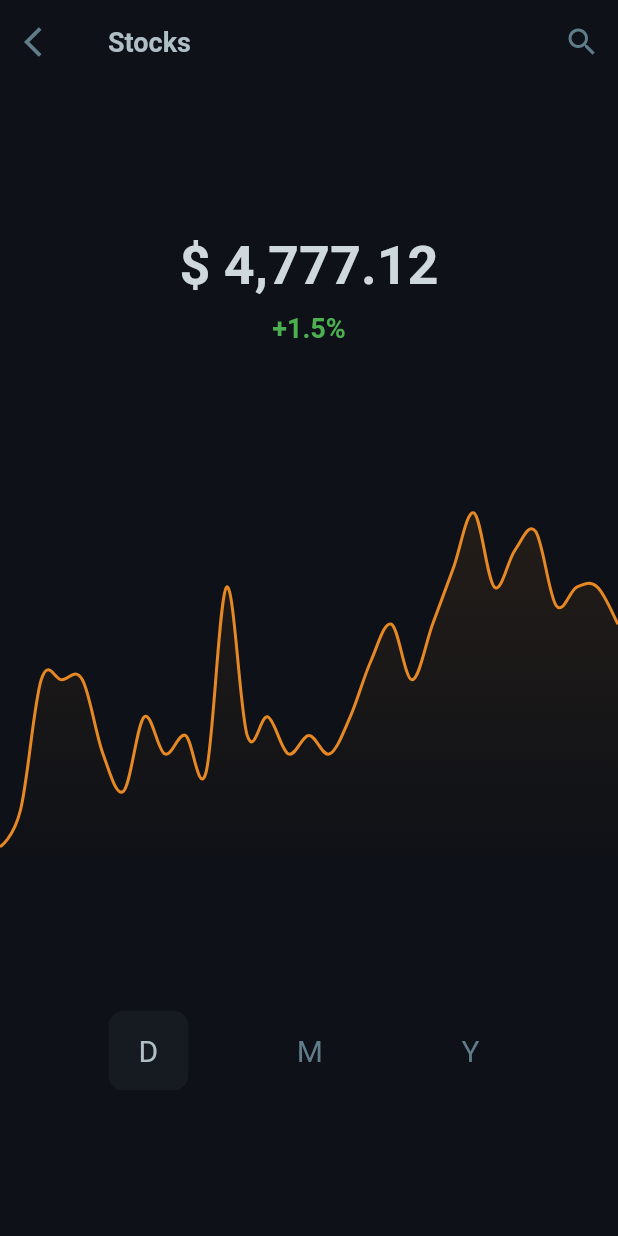
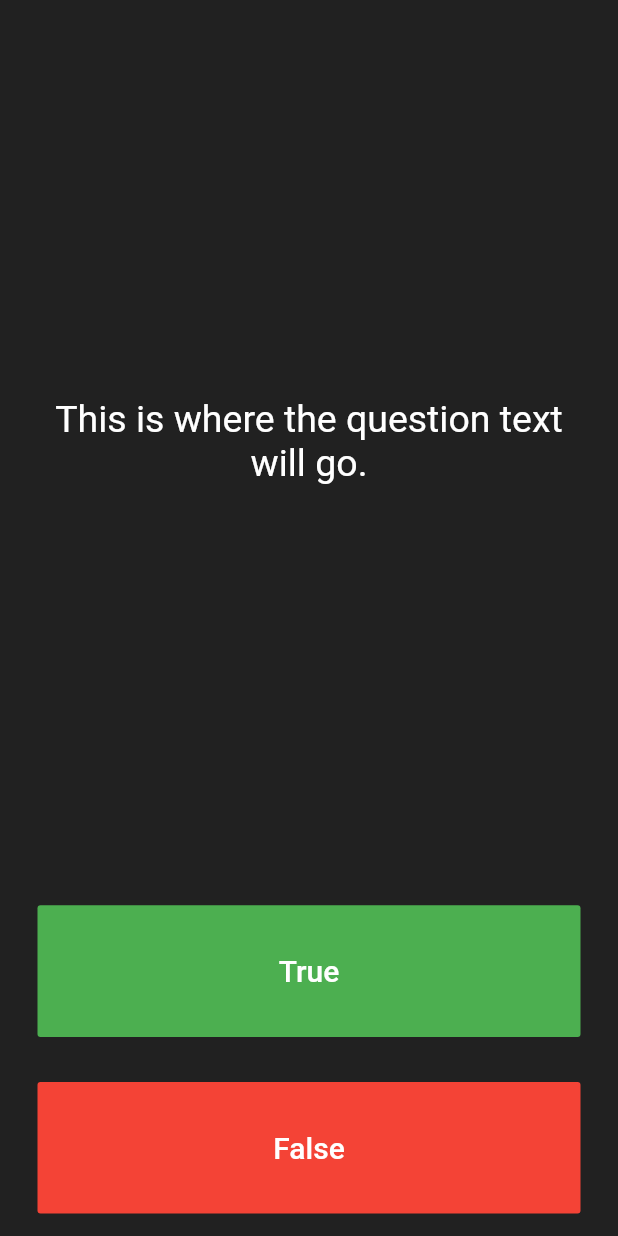
Before and after one commit to Nasirnoori22/examples, a Flutter app: the screen it shows after launch, on a phone screen of 412 x 824 dp. Run offline on Flutter 3.47's test engine with Material 2 defaults, Android fonts, the phone set to English and light mode, and no system bars; drawn by our look-alikes of fl_chart; our stand-ins replace animate_do, dio, like_button; missing offline and left inert: dart:ffi, flutter_carousel_slider, galleryimage.

Commit message:
flutter quizer

```diff
--- a/lib/main.dart
+++ b/lib/main.dart
@@ -2,6 +2,7 @@ import 'package:example/pages/flutter_chart.dart';
 import 'package:example/pages/home_page.dart';
 import 'package:example/pages/job_detials.dart';
 import 'package:example/pages/photo.dart';
+import 'package:example/pages/quzzler.dart';
 import 'package:example/pages/signup.dart';
 import 'package:flutter/material.dart';
 import 'pages/home.dart';
@@ -17,7 +18,7 @@ class MyApp extends StatelessWidget {
     return MaterialApp(
       debugShowCheckedModeBanner: false,
       theme: ThemeData(primarySwatch: Colors.blue),
-      home: const StocksPage(),
+      home:   Quizzler(),
     );
   }
 }
--- a/lib/pages/flutter_chart.dart
+++ b/lib/pages/flutter_chart.dart
@@ -13,7 +13,7 @@ class _StocksPageState extends State<StocksPage> {
 
   // crate list of spots for the graph by monthly, yearly of Google Stocks
   List<FlSpot> _daylySpots = [
-    FlSpot(0, 10.0),
+    FlSpot(0, 500.0),
     FlSpot(1, 30.0),
     FlSpot(2, 100.0),
     FlSpot(3, 100.0),
@@ -47,18 +47,18 @@ class _StocksPageState extends State<StocksPage> {
   ];
 
   List<FlSpot> _monthlySpots = [
-    FlSpot(0, 110.0),
-    FlSpot(1, 110.0),
-    FlSpot(2, 130.0),
-    FlSpot(3, 100.0),
-    FlSpot(4, 130.0),
-    FlSpot(5, 160.0),
+    FlSpot(0, 300.0),
+    FlSpot(1, 200.0),
+    FlSpot(2, 100.0),
+    FlSpot(3, 200.0),
+    FlSpot(4, 50.0),
+    FlSpot(5, 250.0),
     FlSpot(6, 190.0),
-    FlSpot(7, 150.0),
+    FlSpot(7, 100.0),
     FlSpot(8, 170.0),
-    FlSpot(9, 180.0),
-    FlSpot(10, 140.0),
-    FlSpot(11, 150.0),
+    FlSpot(9, 100.0),
+    FlSpot(10, 150.0),
+    FlSpot(11, 100.0),
   ];
 
   int _currentIndex = 0;
@@ -66,36 +66,67 @@ class _StocksPageState extends State<StocksPage> {
   @override
   Widget build(BuildContext context) {
     return Scaffold(
-      backgroundColor: Color(0xff0E1117),
+      backgroundColor: Colors.white,
       appBar: AppBar(
-        backgroundColor: Color(0xff0E1117),
+        toolbarHeight: 140,
+        backgroundColor: Colors.white,
         elevation: 0,
-        leading: IconButton(
-          icon: Icon(Icons.arrow_back_ios, color: Colors.blueGrey),
-          onPressed: () {
-            Navigator.pop(context);
-          },
-        ),
-        title: Text(
-          'Stocks',
-          style: TextStyle(
-            color: Colors.blueGrey.shade200,
-            fontSize: 18,
-            fontWeight: FontWeight.bold,
-          ),
+        title: Column(
+          children: [
+            Container(
+              margin: EdgeInsets.only(right: 80, top: 30),
+              child: Text(
+              'Home',
+              style: TextStyle(
+                color: Colors.black,
+                fontSize: 18,
+                fontWeight: FontWeight.bold,
+              ),
+            ),
+            ),
+            Container(
+              margin: EdgeInsets.only(top:10),
+              child: Text(
+              'Aug 04 - Aug 10',
+              style: TextStyle(
+                color: Colors.black,
+                fontSize: 18,
+                fontWeight: FontWeight.bold,
+              ),
+            ),
+            ),
+            Container(
+              margin: EdgeInsets.only(top:10),
+              child: Text(
+              'Vs. Jul 28 - jul 03',
+              style: TextStyle(
+                color: Colors.grey.shade300,
+                fontSize: 18,
+              ),
+            ),
+            )
+          ],
         ),
         actions: <Widget>[
-          IconButton(
-            icon: Icon(Icons.search, color: Colors.blueGrey,),
+         Container(
+           height: 50,
+           width: 50,
+           margin: EdgeInsets.only(right: 12),
+           child:  IconButton(
+            icon: Icon(Icons.settings, color: Colors.blueGrey,),
             onPressed: () {},
           ),
+         )
         ],
       ),
       body: Container(
         child: Column(
-          mainAxisAlignment: MainAxisAlignment.end,
+          mainAxisAlignment: MainAxisAlignment.start,
           children: <Widget>[
-            FadeInUp(
+            SizedBox(height: 20,),
+            Container(
+              margin: EdgeInsets.only(right: 150),
+              child:  FadeInUp(
               duration: Duration(milliseconds: 1000),
               from: 30,
               child: Text(
@@ -107,8 +138,11 @@ class _StocksPageState extends State<StocksPage> {
                   ),
               ),
             ),
+            ),
             SizedBox(height: 10,),
-            FadeInUp(
+            Container(
+              margin: EdgeInsets.only(right: 200 ),
+              child:  FadeInUp(
               duration: Duration(milliseconds: 1000),
               from: 30,
               child: Text(
@@ -119,6 +153,7 @@ class _StocksPageState extends State<StocksPage> {
                   fontWeight: FontWeight.bold,
                 ),
               ),
+            ),
             ),
             SizedBox(height: 100),
             FadeInUp(
@@ -133,63 +168,149 @@ class _StocksPageState extends State<StocksPage> {
                 )
               ),
             ),
-            AnimatedContainer(
-              duration: Duration(milliseconds: 500),
-              height: MediaQuery.of(context).size.height * 0.3,
-              padding: EdgeInsets.all(20),
-              child: Row(
-                mainAxisAlignment: MainAxisAlignment.spaceEvenly,
-                children: [
-                  GestureDetector(
-                    onTap: () {
-                      setState(() {
-                        _currentIndex = 0;
-                      });
-                    },
-                    child: Container(
-                      padding: EdgeInsets.symmetric(horizontal: 20.0, vertical: 15.0),
-                      decoration: BoxDecoration(
-                        borderRadius: BorderRadius.circular(10),
-                        color: _currentIndex == 0 ? Color(0xff161b22) : Color(0xff161b22).withOpacity(0.0),
-                      ),
-                      child: Text("D", style: TextStyle(color: _currentIndex == 0 ? Colors.blueGrey.shade200 : Colors.blueGrey, fontSize: 20),),
-                    ),
-                  ),
-                  GestureDetector(
-                    onTap: () {
-                      setState(() {
-                        _currentIndex = 1;
-                      });
-                    },
-                    child: AnimatedContainer(
-                      duration: Duration(milliseconds: 500),
-                      padding: EdgeInsets.symmetric(horizontal: 20.0, vertical: 15.0),
-                      decoration: BoxDecoration(
-                        borderRadius: BorderRadius.circular(10),
-                        color: _currentIndex == 1 ? Color(0xff161b22) : Color(0xff161b22).withOpacity(0.0),
-                      ),
-                      child: Text("M", style: TextStyle(color: _currentIndex == 1 ? Colors.blueGrey.shade200 : Colors.blueGrey, fontSize: 20),),
-                    ),
-                  ),
-                  GestureDetector(
-                    onTap: () {
-                      setState(() {
-                        _currentIndex = 2;
-                      });
-                    },
-                    child: AnimatedContainer(
-                      duration: Duration(milliseconds: 500),
-                      padding: EdgeInsets.symmetric(horizontal: 20.0, vertical: 15.0),
-                      decoration: BoxDecoration(
-                        borderRadius: BorderRadius.circular(10),
-                        color: _currentIndex == 2 ? Color(0xff161b22) : Color(0xff161b22).withOpacity(0.0),
-                      ),
-                      child: Text("Y", style: TextStyle(color: _currentIndex == 2 ? Colors.blueGrey.shade200 : Colors.blueGrey, fontSize: 20),),
-                    ),
-                  ),
-                ],
-              )
-            ),
+            // AnimatedContainer(
+            //   duration: Duration(milliseconds: 500),
+            //   height: MediaQuery.of(context).size.height * 0.3,
+            //   padding: EdgeInsets.all(20),
+            //   child: Row(
+            //     mainAxisAlignment: MainAxisAlignment.spaceEvenly,
+            //     children: [
+            //       GestureDetector(
+            //         onTap: () {
+            //           setState(() {
+            //             _currentIndex = 0;
+            //           });
+            //         },
+            //         child: Container(
+            //           padding: EdgeInsets.symmetric(horizontal: 2.0, vertical: 15.0),
+            //           decoration: BoxDecoration(
+            //             borderRadius: BorderRadius.circular(10),
+            //             color: _currentIndex == 0 ? Color(0xff161b22) : Color(0xff161b22).withOpacity(0.0),
+            //           ),
+            //           child: Text("Mon", style: TextStyle(color: _currentIndex == 0 ? Colors.blueGrey.shade200 : Colors.blueGrey, fontSize: 20),),
+            //         ),
+            //       ),
+            //       GestureDetector(
+            //         onTap: () {
+            //           setState(() {
+            //             _currentIndex = 1;
+            //           });
+            //         },
+            //         child: AnimatedContainer(
+            //           duration: Duration(milliseconds: 500),
+            //           padding: EdgeInsets.symmetric(horizontal: 2.0, vertical: 15.0),
+            //           decoration: BoxDecoration(
+            //             borderRadius: BorderRadius.circular(10),
+            //             color: _currentIndex == 1 ? Color(0xff161b22) : Color(0xff161b22).withOpacity(0.0),
+            //           ),
+            //           child: Text("Tue", style: TextStyle(color: _currentIndex == 1 ? Colors.blueGrey.shade200 : Colors.blueGrey, fontSize: 20),),
+            //         ),
+            //       ),
+            //       GestureDetector(
+            //         onTap: () {
+            //           setState(() {
+            //             _currentIndex = 2;
+            //           });
+            //         },
+            //         child: AnimatedContainer(
+            //           duration: Duration(milliseconds: 500),
+            //           padding: EdgeInsets.symmetric(horizontal: 2.0, vertical: 15.0),
+            //           decoration: BoxDecoration(
+            //             borderRadius: BorderRadius.circular(10),
+            //             color: _currentIndex == 2 ? Color(0xff161b22) : Color(0xff161b22).withOpacity(0.0),
+            //           ),
+            //           child: Text("Wed", style: TextStyle(color: _currentIndex == 2 ? Colors.blueGrey.shade200 : Colors.blueGrey, fontSize: 20),),
+            //         ),
+
+            //       ),
+            //       GestureDetector(
+            //         onTap: () {
+            //           setState(() {
+            //             _currentIndex = 3;
+            //           });
+            //         },
+            //         child: AnimatedContainer(
+            //           duration: Duration(milliseconds: 500),
+            //           padding: EdgeInsets.symmetric(horizontal: 2.0, vertical: 15.0),
+            //           decoration: BoxDecoration(
+            //             borderRadius: BorderRadius.circular(10),
+            //             color: _currentIndex == 3 ? Color(0xff161b22) : Color(0xff161b22).withOpacity(0.0),
+            //           ),
+            //           child: Text("Thu", style: TextStyle(color: _currentIndex == 3 ? Colors.blueGrey.shade200 : Colors.blueGrey, fontSize: 20),),
+            //         ),
+
+            //       ),
+            //       GestureDetector(
+            //         onTap: () {
+            //           setState(() {
+            //             _currentIndex = 4;
+            //           });
+            //         },
+            //         child: AnimatedContainer(
+            //           duration: Duration(milliseconds: 500),
+            //           padding: EdgeInsets.symmetric(horizontal: 2.0, vertical: 15.0),
+            //           decoration: BoxDecoration(
+            //             borderRadius: BorderRadius.circular(10),
+            //             color: _currentIndex == 4 ? Color(0xff161b22) : Color(0xff161b22).withOpacity(0.0),
+            //           ),
+            //           child: Text("Wed", style: TextStyle(color: _currentIndex == 4 ? Colors.blueGrey.shade200 : Colors.blueGrey, fontSize: 20),),
+            //         ),
+
+            //       ),
+            //       GestureDetector(
+            //         onTap: () {
+            //           setState(() {
+            //             _currentIndex = 5;
+            //           });
+            //         },
+            //         child: AnimatedContainer(
+            //           duration: Duration(milliseconds: 500),
+            //           padding: EdgeInsets.symmetric(horizontal: 2.0, vertical: 15.0),
+            //           decoration: BoxDecoration(
+            //             borderRadius: BorderRadius.circular(10),
+            //             color: _currentIndex == 5 ? Color(0xff161b22) : Color(0xff161b22).withOpacity(0.0),
+            //           ),
+            //           child: Text("Fri", style: TextStyle(color: _currentIndex == 5 ? Colors.blueGrey.shade200 : Colors.blueGrey, fontSize: 20),),
+            //         ),
+
+            //       ),
+            //       GestureDetector(
+            //         onTap: () {
+            //           setState(() {
+            //             _currentIndex = 6;
+            //           });
+            //         },
+            //         child: AnimatedContainer(
+            //           duration: Duration(milliseconds: 500),
+            //           padding: EdgeInsets.symmetric(horizontal: 2.0, vertical: 15.0),
+            //           decoration: BoxDecoration(
+            //             borderRadius: BorderRadius.circular(10),
+            //             color: _currentIndex == 6 ? Color(0xff161b22) : Color(0xff161b22).withOpacity(0.0),
+            //           ),
+            //           child: Text("Sat", style: TextStyle(color: _currentIndex == 6 ? Colors.blueGrey.shade200 : Colors.blueGrey, fontSize: 20),),
+            //         ),
+            //       ),
+            //       GestureDetector(
+            //         onTap: () {
+            //           setState(() {
+            //             _currentIndex = 7;
+            //           });
+            //         },
+            //         child: AnimatedContainer(
+            //           duration: Duration(milliseconds: 500),
+            //           padding: EdgeInsets.symmetric(horizontal: 2.0, vertical: 15.0),
+            //           decoration: BoxDecoration(
+            //             borderRadius: BorderRadius.circular(10),
+            //             color: _currentIndex == 7 ? Color(0xff161b22) : Color(0xff161b22).withOpacity(0.0),
+            //           ),
+            //           child: Text("Sun", style: TextStyle(color: _currentIndex == 7 ? Colors.blueGrey.shade200 : Colors.blueGrey, fontSize: 20),),
+            //         ),
+
+            //       ),
+            //     ],
+            //   )
+            // ),
+            SizedBox(height: 50,)
           ]
         ),
       )
@@ -198,66 +319,68 @@ class _StocksPageState extends State<StocksPage> {
 
   // Charts Data
   List<Color> gradientColors = [
-    const Color(0xffe68823),
-    const Color(0xffe68823),
+    const Color(0xff02B375),
+    const Color(0xff02B375),
   ];
 
   LineChartData mainData() {
     return LineChartData(
+
       borderData: FlBorderData(
         show: false,
       ),
       gridData: FlGridData(
         show: false,
-        horizontalInterval: 1.6,
-        drawVerticalLine: false
+        drawVerticalLine: false,
+        drawHorizontalLine: true,
+        horizontalInterval: 1.5,
       ),
       titlesData: FlTitlesData(
-        show: false,
+        show: true,
         rightTitles: SideTitles(showTitles: false),
         topTitles: SideTitles(showTitles: false),
+
         bottomTitles: SideTitles(
-          showTitles: false,
-          reservedSize: 22,
+          showTitles: true,
           interval: 1,
           getTextStyles: (context, value) => const TextStyle(
-            color: Color(0xff68737d),
+            color: Colors.grey,
             fontWeight: FontWeight.bold,
             fontSize: 8
           ),
           getTitles: (value) {
             switch (value.toInt()) {
+              case 0:
+                return 'JAN';
               case 1:
-                return 'JAN';
+                return 'FEB';
               case 2:
-                return 'FEB';
+                return 'MAR';
               case 3:
-                return 'MAR';
+                return 'APR';
               case 4:
-                return 'APR';
+                return 'MAY';
               case 5:
-                return 'MAY';
+                return 'JUN';
               case 6:
-                return 'JUN';
+                return 'JUL';
               case 7:
-                return 'JUL';
+                return 'AUG';
               case 8:
-                return 'AUG';
+                return 'SEP';
               case 9:
-                return 'SEP';
+                return 'OCT';
               case 10:
-                return 'OCT';
+                return 'NOV';
               case 11:
-                return 'NOV';
-              case 12:
                 return 'DEC';
             }
             return '';
           },
-          margin: 10,
+          margin: 20,
         ),
         leftTitles: SideTitles(
-          showTitles: false,
+          showTitles: true,
           interval: 1,
           getTextStyles: (context, value) => const TextStyle(
             color: Color(0xff67727d),
@@ -267,21 +390,23 @@ class _StocksPageState extends State<StocksPage> {
 
           getTitles: (value) {
             switch (value.toInt()) {
-              case 1:
-                return '10k';
-              case 3:
+              case 0:
+                return '0';
+              case 100:
                 return '30k';
-              case 5:
+              case 200:
                 return '50k';
+              case 300:
+                return '60K';
             }
             return '';
           },
         ),
       ),
       minX: 0,
-      maxX: _currentIndex == 0 ? _daylySpots.length-1.toDouble() : _currentIndex == 1 ? _monthlySpots.length-1.toDouble() : _currentIndex == 2 ? _daylySpots.length-20.toDouble() : _daylySpots.length.toDouble(),
+      maxX: _monthlySpots.length-1.toDouble(),
       minY: 0,
-      maxY: 200,
+      maxY: 300,
       lineTouchData: LineTouchData(
         getTouchedSpotIndicator: (LineChartBarData barData, List<int> spotIndexes) {
           return spotIndexes.map((index) {
@@ -292,7 +417,7 @@ class _StocksPageState extends State<StocksPage> {
                 dashArray: [3, 3],
               ),
               FlDotData(
-                show: false,
+                show: true,
                 getDotPainter: (spot, percent, barData, index) =>
                   FlDotCirclePainter(
                     radius: 8,
@@ -310,12 +435,12 @@ class _StocksPageState extends State<StocksPage> {
         enabled: true,
         touchTooltipData: LineTouchTooltipData(
           tooltipPadding: const EdgeInsets.all(8),
-          tooltipBgColor: Color(0xff2e3747).withOpacity(0.8),
+          tooltipBgColor: Color(0xffF3FCF9).withOpacity(0.8),
           getTooltipItems: (touchedSpots) {
             return touchedSpots.map((touchedSpot) {
               return LineTooltipItem(
                 '\$${touchedSpot.y.round()}.00',
-                const TextStyle(color: Colors.white, fontSize: 12.0),
+                const TextStyle(color: Colors.black, fontSize: 12.0),
 
               );
             }).toList();
@@ -325,20 +450,20 @@ class _StocksPageState extends State<StocksPage> {
       ),
       lineBarsData: [
         LineChartBarData(
-          spots: _currentIndex == 0 ? _daylySpots : _currentIndex == 1 ? _monthlySpots : _daylySpots,
+          spots: _monthlySpots,
           isCurved: true,
           colors: gradientColors,
           barWidth: 2,
           dotData: FlDotData(
-            show: false,
+            show: true,
           ),
           belowBarData: BarAreaData(
             show: true,
             gradientFrom: Offset(0, 0),
             gradientTo: Offset(0, 1),
             colors: [
-              Color(0xffe68823).withOpacity(0.1),
-              Color(0xffe68823).withOpacity(0),
+              Color(0xffF0FCFA),
+              Color(0xffF0FCFA)
             ]
           ),
         )
--- /dev/null
+++ b/lib/pages/quzzler.dart
@@ -0,0 +1,92 @@
+import 'package:flutter/material.dart';
+
+
+
+class Quizzler extends StatelessWidget {
+  @override
+  Widget build(BuildContext context) {
+
+      return Scaffold(
+        backgroundColor: Colors.grey.shade900,
+        body: SafeArea(
+          child: Padding(
+            padding: EdgeInsets.symmetric(horizontal: 10.0),
+            child: QuizPage(),
+          ),
+        ),
+    );
+  }
+}
+
+class QuizPage extends StatefulWidget {
+  @override
+  _QuizPageState createState() => _QuizPageState();
+}
+
+class _QuizPageState extends State<QuizPage> {
+  @override
+  Widget build(BuildContext context) {
+    return Column(
+      mainAxisAlignment: MainAxisAlignment.spaceBetween,
+      crossAxisAlignment: CrossAxisAlignment.stretch,
+      children: <Widget>[
+        Expanded(
+          flex: 5,
+          child: Padding(
+            padding: EdgeInsets.all(10.0),
+            child: Center(
+              child: Text(
+                'This is where the question text will go.',
+                textAlign: TextAlign.center,
+                style: TextStyle(
+                  fontSize: 25.0,
+                  color: Colors.white,
+                ),
+              ),
+            ),
+          ),
+        ),
+        Expanded(
+          child: Padding(
+            padding: EdgeInsets.all(15.0),
+            // ignore: deprecated_member_use
+            child: FlatButton(
+              textColor: Colors.white,
+              color: Colors.green,
+              child: Text(
+                'True',
+                style: TextStyle(
+                  color: Colors.white,
+                  fontSize: 20.0,
+                ),
+              ),
+              onPressed: () {
+                //The user picked true.
+              },
+            ),
+          ),
+        ),
+        Expanded(
+          child: Padding(
+            padding: EdgeInsets.all(15.0),
+            // ignore: deprecated_member_use
+            child: FlatButton(
+              color: Colors.red,
+              child: Text(
+                'False',
+                style: TextStyle(
+                  fontSize: 20.0,
+                  color: Colors.white,
+                ),
+              ),
+              onPressed: () {
+                //The user picked false.
+              },
+            ),
+          ),
+        ),
+
+      ],
+    );
+  }
+}
```
Also changed, not shown: lib/pages/dio.dart (+12 -5 lines).
